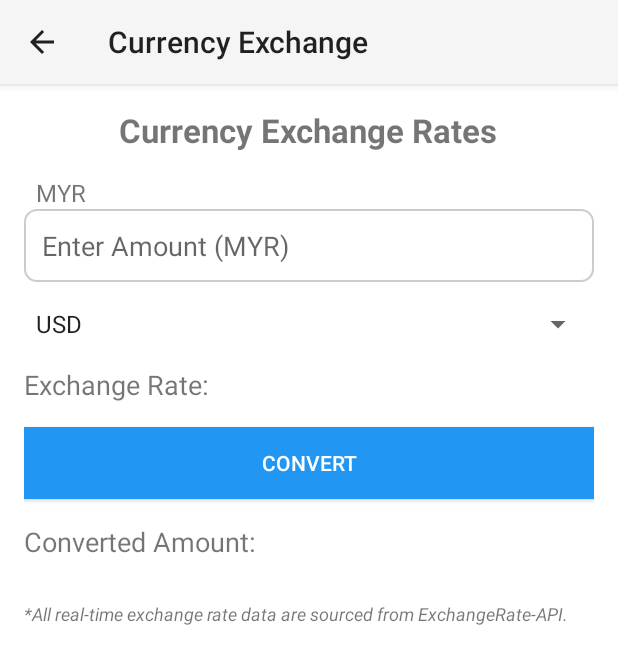
After one commit to Junhui20/MADFinancial, an Android app: the CurrencyExchangeActivity screen opened directly, with no data from a screen before it, on a phone screen of 412 x 824 dp. The commit adds this screen. Shown: the top 664 px of the screen. Run offline under Robolectric (Android 15) with nearby library versions, the phone set to English and light mode, and no system bars.

Commit message:
add Exchange rate page & its API. debug page, improve ui/ux

```diff
--- a/app/src/main/AndroidManifest.xml
+++ b/app/src/main/AndroidManifest.xml
@@ -1,6 +1,7 @@
 <?xml version="1.0" encoding="utf-8"?>
 <manifest xmlns:android="http://schemas.android.com/apk/res/android"
     xmlns:tools="http://schemas.android.com/tools">
+    <uses-permission android:name="android.permission.INTERNET" />
 
     <application
         android:allowBackup="true"
@@ -41,6 +42,9 @@
         <activity
             android:name=".ShareActivity"
             android:theme="@style/Theme.AppCompat.Light" />
+        <activity
+            android:name=".CurrencyExchangeActivity"
+            android:theme="@style/Theme.AppCompat.Light" />
 
     </application>
 
--- /dev/null
+++ b/app/src/main/java/com/uccd3223/madfinancial/CurrencyExchangeActivity.java
@@ -0,0 +1,140 @@
+package com.uccd3223.madfinancial;
+
+import android.content.Context;
+import android.os.Bundle;
+import android.os.Handler;
+import android.view.View;
+import android.view.inputmethod.InputMethodManager;
+import android.widget.ArrayAdapter;
+import android.widget.Button;
+import android.widget.EditText;
+import android.widget.Spinner;
+import android.widget.TextView;
+import android.widget.Toast;
+
+import androidx.appcompat.app.AppCompatActivity;
+
+import org.json.JSONObject;
+
+import java.io.BufferedReader;
+import java.io.InputStreamReader;
+import java.net.HttpURLConnection;
+import java.net.URL;
+
+public class CurrencyExchangeActivity extends AppCompatActivity {
+
+    private EditText amountInput;
+    private Spinner currencySpinner;
+    private TextView exchangeRateText, convertedAmountText;
+    private Button convertButton;
+
+    @Override
+    protected void onCreate(Bundle savedInstanceState) {
+        super.onCreate(savedInstanceState);
+        setContentView(R.layout.activity_currency_exchange);
+
+
+        // Set title and enable back button
+        setTitle("Currency Exchange");
+        if (getSupportActionBar() != null) {
+            getSupportActionBar().setDisplayHomeAsUpEnabled(true);
+        }
+
+        // Initialize Views
+        amountInput = findViewById(R.id.amountInput);
+        currencySpinner = findViewById(R.id.currencySpinner);
+        exchangeRateText = findViewById(R.id.exchangeRateText);
+        convertedAmountText = findViewById(R.id.convertedAmountText);
+        convertButton = findViewById(R.id.convertButton);
+
+        // Populate Currency Spinner
+        String[] currencies = {"USD", "EUR", "GBP", "JPY", "AUD", "CNY", "SGD", "THB", "IDR", "PHP", "VND", "TWD", "BND"};
+        ArrayAdapter<String> adapter = new ArrayAdapter<>(this, android.R.layout.simple_spinner_item, currencies);
+        adapter.setDropDownViewResource(android.R.layout.simple_spinner_dropdown_item);
+        currencySpinner.setAdapter(adapter);
+
+        // Set Convert Button Listener
+        convertButton.setOnClickListener(v -> {
+            // Change button color temporarily
+            convertButton.setBackgroundColor(getResources().getColor(R.color.light_purple)); // Define light purple in colors.xml
+            new Handler().postDelayed(() -> convertButton.setBackgroundColor(getResources().getColor(R.color.light_blue)), 200); // Reset after 200ms
+
+            // Fetch exchange rate and update UI
+            fetchExchangeRate();
+        });
+    }
+
+    private void fetchExchangeRate() {
+        String targetCurrency = currencySpinner.getSelectedItem().toString();
+        String apiUrl = "https://v6.exchangerate-api.com/v6/e731a9740b61a8237dde3fbb/latest/MYR"; // Replace MYR with your base currency
+
+        new Thread(() -> {
+            try {
+                // Open connection
+                URL url = new URL(apiUrl);
+                HttpURLConnection conn = (HttpURLConnection) url.openConnection();
+                conn.setRequestMethod("GET");
+                conn.setConnectTimeout(5000); // 5 seconds timeout
+                conn.setReadTimeout(5000); // 5 seconds timeout
+
+                int responseCode = conn.getResponseCode();
+                if (responseCode == HttpURLConnection.HTTP_OK) {
+                    // Read response
+                    BufferedReader reader = new BufferedReader(new InputStreamReader(conn.getInputStream()));
+                    StringBuilder response = new StringBuilder();
+                    String line;
+
+                    while ((line = reader.readLine()) != null) {
+                        response.append(line);
+                    }
+                    reader.close();
+
+                    // Parse JSON
+                    JSONObject jsonObject = new JSONObject(response.toString());
+                    double exchangeRate = jsonObject.getJSONObject("conversion_rates").getDouble(targetCurrency);
+                    runOnUiThread(() -> Toast.makeText(this, "Successful to fetch exchange rates!", Toast.LENGTH_SHORT).show());
+
+                    // Update UI
+                    runOnUiThread(() -> updateUI(exchangeRate));
+                } else {
+                    runOnUiThread(() -> Toast.makeText(CurrencyExchangeActivity.this, "Failed to fetch exchange rates. Response Code: " + responseCode, Toast.LENGTH_SHORT).show());
+                }
+            } catch (Exception e) {
+                e.printStackTrace();
+                runOnUiThread(() -> Toast.makeText(CurrencyExchangeActivity.this, "Error: " + e.getMessage() + "\n\nUnable to connect to the internet, try using the phone!", Toast.LENGTH_LONG).show());
+
+            }
+        }).start();
+    }
+
+
+    private void updateUI(double exchangeRate) {
+        exchangeRateText.setText("Exchange Rate: " + exchangeRate);
+
+        // Calculate Converted Amount
+        String amountStr = amountInput.getText().toString();
+        String targetCurrency = currencySpinner.getSelectedItem().toString(); // Get selected currency
+        if (!amountStr.isEmpty()) {
+            double amount = Double.parseDouble(amountStr);
+            double convertedAmount = amount * exchangeRate;
+            convertedAmountText.setText("Converted Amount: " + targetCurrency + String.format("%.2f", convertedAmount));
+
+            // Retract Keyboard
+            View view = this.getCurrentFocus();
+            if (view != null) {
+                InputMethodManager imm = (InputMethodManager) getSystemService(Context.INPUT_METHOD_SERVICE);
+                imm.hideSoftInputFromWindow(view.getWindowToken(), 0);
+            }
+        } else {
+            Toast.makeText(this, "Please enter an amount", Toast.LENGTH_SHORT).show();
+        }
+
+    }
+
+
+    public boolean onSupportNavigateUp() {
+        // Handle back button press
+        finish();
+        return true;
+    }
+}
--- /dev/null
+++ b/app/src/main/res/drawable/input_border.xml
@@ -0,0 +1,7 @@
+<shape xmlns:android="http://schemas.android.com/apk/res/android">
+    <solid android:color="@android:color/white" />
+    <stroke
+        android:width="1dp"
+        android:color="#CCCCCC" />
+    <corners android:radius="8dp" />
+</shape>
--- /dev/null
+++ b/app/src/main/res/layout/activity_currency_exchange.xml
@@ -0,0 +1,90 @@
+<?xml version="1.0" encoding="utf-8"?>
+<LinearLayout xmlns:android="http://schemas.android.com/apk/res/android"
+    android:layout_width="match_parent"
+    android:layout_height="match_parent"
+    android:orientation="vertical"
+    android:padding="16dp"
+    android:background="@android:color/white">
+
+    <!-- Title -->
+    <TextView
+        android:id="@+id/currencyTitle"
+        android:layout_width="wrap_content"
+        android:layout_height="wrap_content"
+        android:text="Currency Exchange Rates"
+        android:textSize="22sp"
+        android:textStyle="bold"
+        android:layout_gravity="center"
+        android:layout_marginBottom="16dp" />
+
+    <!-- Input Amount -->
+    <TextView
+        android:id="@+id/text_myr"
+        android:layout_width="match_parent"
+        android:layout_height="wrap_content"
+        android:text="  MYR"
+        android:textSize="16sp" />
+
+    <EditText
+        android:id="@+id/amountInput"
+        android:layout_width="match_parent"
+        android:layout_height="wrap_content"
+        android:hint="Enter Amount (MYR)"
+        android:inputType="numberDecimal"
+        android:padding="12dp"
+        android:background="@drawable/input_border"
+        android:layout_marginBottom="16dp" />
+
+    <!-- Dropdown to select target currency -->
+    <Spinner
+        android:id="@+id/currencySpinner"
+        android:layout_width="match_parent"
+        android:layout_height="wrap_content"
+        android:layout_marginBottom="16dp"
+        android:spinnerMode="dropdown" />
+
+    <!-- Display Exchange Rate -->
+    <TextView
+        android:id="@+id/exchangeRateText"
+        android:layout_width="wrap_content"
+        android:layout_height="wrap_content"
+        android:text="Exchange Rate: "
+        android:textSize="18sp"
+        android:layout_marginBottom="16dp" />
+
+    <!-- Convert Button -->
+    <Button
+        android:id="@+id/convertButton"
+        android:layout_width="match_parent"
+        android:layout_height="wrap_content"
+        android:text="Convert"
+        android:background="@color/colorPrimary"
+        android:textColor="@android:color/white"
+        android:layout_marginBottom="16dp" />
+
+    <!-- Result -->
+    <TextView
+        android:id="@+id/convertedAmountText"
+        android:layout_width="wrap_content"
+        android:layout_height="wrap_content"
+        android:text="Converted Amount: "
+        android:textSize="18sp" />
+
+    <TextView
+        android:id="@+id/textView2"
+        android:layout_width="match_parent"
+        android:layout_height="wrap_content" />
+
+    <TextView
+        android:id="@+id/referenceText"
+        android:layout_width="379dp"
+        android:layout_height="41dp"
+        android:layout_gravity="start"
+        android:layout_marginTop="8dp"
+        android:gravity="left"
+        android:text="*All real-time exchange rate data are sourced from ExchangeRate-API."
+        android:textSize="12sp"
+        android:textStyle="italic" />
+
+
+</LinearLayout>
--- a/app/src/main/res/menu/navigation_menu.xml
+++ b/app/src/main/res/menu/navigation_menu.xml
@@ -11,6 +11,11 @@
             android:id="@+id/nav_profile"
             android:icon="@drawable/lic_profile"
             android:title="Profile" />
+
+        <item
+            android:id="@+id/nav_currency_converter"
+            android:icon="@drawable/lic_ce"
+            android:title="Currency Converter" />
 
     </group>
 
--- a/app/src/main/res/values/colors.xml
+++ b/app/src/main/res/values/colors.xml
@@ -10,6 +10,8 @@
     <color name="red">#FFF44336</color>
     <color name="pink">#FFE91E63</color>
     <color name="purple">#FF9C27B0</color>
+    <color name="light_purple">#D8BFD8</color>
+    <color name="default_button_color">#6200EE</color>
     <color name="deep_purple">#FF673AB7</color>
     <color name="indigo">#FF3F51B5</color>
     <color name="blue">#FF2196F3</color>
```
Also changed, not shown: app/src/main/java/com/uccd3223/madfinancial/lawMainActivity.java (+4 -7 lines), app/src/main/res/drawable/lic_ce.png (added).
